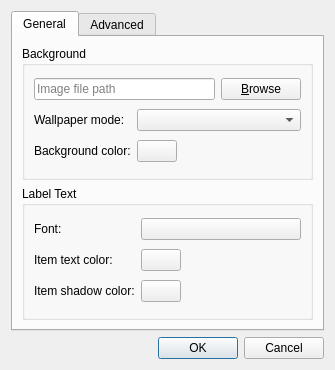
Qt form pcmanfm/desktop-preferences.ui (lxqt/pcmanfm-qt) before a commit.
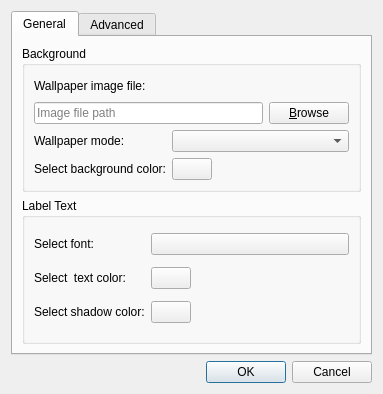
The same form after that commit. Custom widgets are drawn as their Qt base class.

Commit message: Improve desktop preferences and apply settings (partially done).

```diff
--- a/pcmanfm/desktop-preferences.ui
+++ b/pcmanfm/desktop-preferences.ui
@@ -6,8 +6,8 @@
    <rect>
     <x>0</x>
     <y>0</y>
-    <width>335</width>
-    <height>370</height>
+    <width>383</width>
+    <height>394</height>
    </rect>
   </property>
   <property name="windowTitle">
@@ -30,7 +30,7 @@
           <string>Background</string>
          </property>
          <layout class="QGridLayout" name="gridLayout">
-          <item row="0" column="0" colspan="3">
+          <item row="1" column="0" colspan="3">
            <layout class="QHBoxLayout" name="horizontalLayout">
             <item>
              <widget class="QLineEdit" name="imageFIle">
@@ -54,7 +54,7 @@
             </item>
            </layout>
           </item>
-          <item row="1" column="0">
+          <item row="2" column="0">
            <widget class="QLabel" name="label">
             <property name="sizePolicy">
              <sizepolicy hsizetype="Fixed" vsizetype="Preferred">
@@ -67,14 +67,14 @@
             </property>
            </widget>
           </item>
-          <item row="2" column="0">
+          <item row="3" column="0">
            <widget class="QLabel" name="label_5">
             <property name="text">
-             <string>Background color:</string>
+             <string>Select background color:</string>
             </property>
            </widget>
           </item>
-          <item row="2" column="1">
+          <item row="3" column="1">
            <widget class="Fm::ColorButton" name="backgroundColor">
             <property name="sizePolicy">
              <sizepolicy hsizetype="Fixed" vsizetype="Fixed">
@@ -87,8 +87,28 @@
             </property>
            </widget>
           </item>
-          <item row="1" column="1" colspan="2">
-           <widget class="QComboBox" name="wallpaperMode"/>
+          <item row="2" column="1" colspan="2">
+           <widget class="QComboBox" name="wallpaperMode">
+            <property name="sizePolicy">
+             <sizepolicy hsizetype="MinimumExpanding" vsizetype="Fixed">
+              <horstretch>0</horstretch>
+              <verstretch>0</verstretch>
+             </sizepolicy>
+            </property>
+           </widget>
+          </item>
+          <item row="0" column="0" colspan="3">
+           <widget class="QLabel" name="label_6">
+            <property name="sizePolicy">
+             <sizepolicy hsizetype="Expanding" vsizetype="Preferred">
+              <horstretch>0</horstretch>
+              <verstretch>0</verstretch>
+             </sizepolicy>
+            </property>
+            <property name="text">
+             <string>Wallpaper image file:</string>
+            </property>
+           </widget>
           </item>
          </layout>
         </widget>
@@ -134,7 +154,7 @@
              </sizepolicy>
             </property>
             <property name="text">
-             <string>Item text color:</string>
+             <string>Select  text color:</string>
             </property>
            </widget>
           </item>
@@ -147,7 +167,7 @@
              </sizepolicy>
             </property>
             <property name="text">
-             <string>Item shadow color:</string>
+             <string>Select shadow color:</string>
             </property>
            </widget>
           </item>
@@ -160,7 +180,7 @@
              </sizepolicy>
             </property>
             <property name="text">
-             <string>Font:</string>
+             <string>Select font:</string>
             </property>
            </widget>
           </item>
```
The commit also changes 6 other files.
